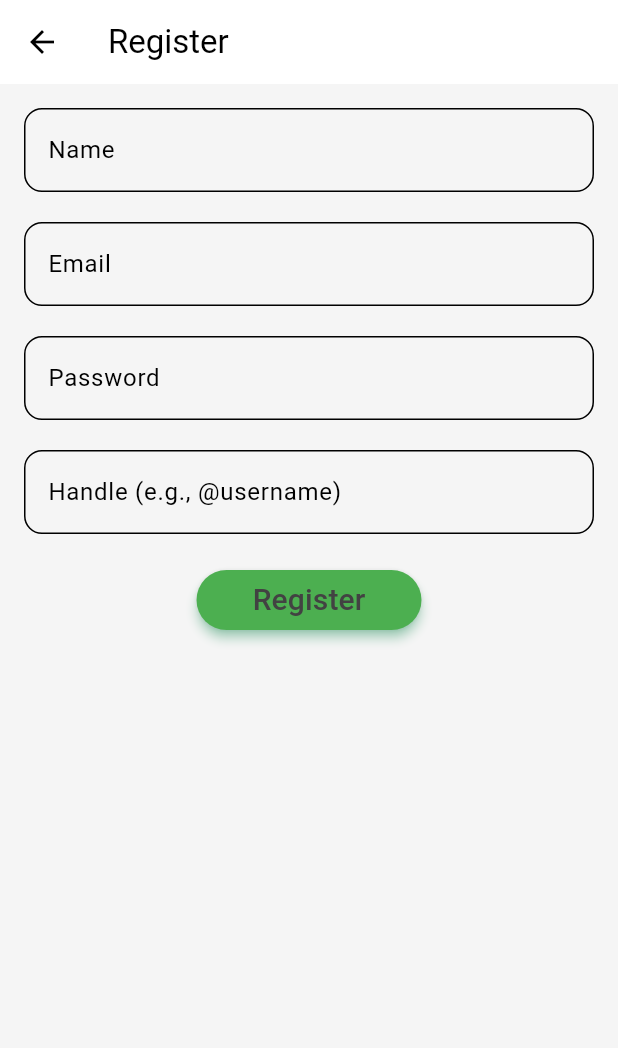
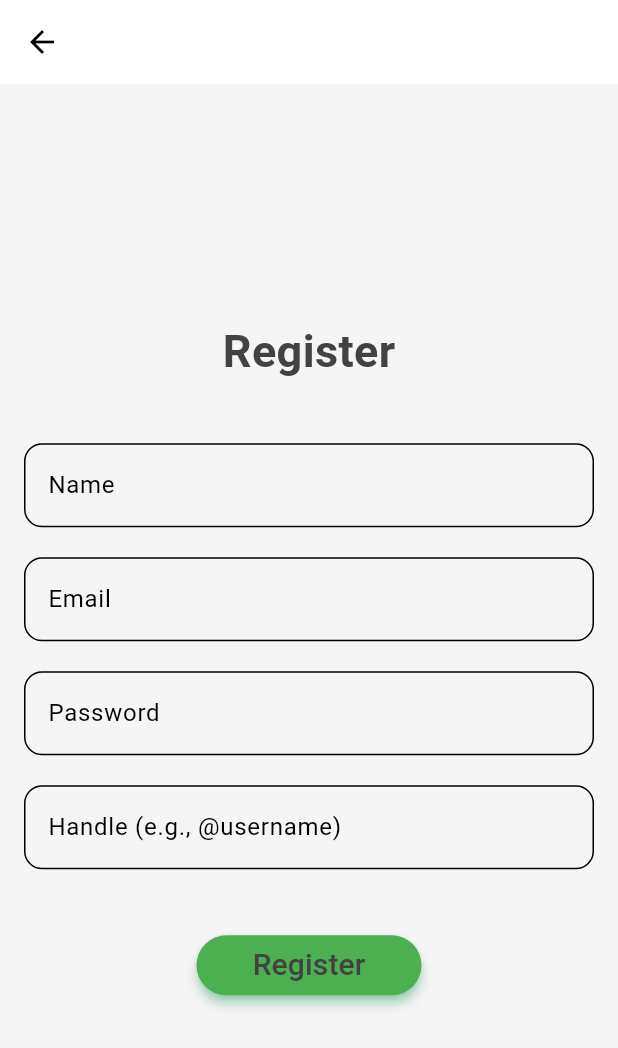
Before and after one commit to gablm/feup_esof_biocatcher, a Flutter app: the RegisterScreen screen opened by its route, on a phone screen of 412 x 824 dp. Shown: the top 1048 px of the screen. Run offline on Flutter 3.47's test engine with Material 3 defaults, Android fonts, the phone set to English and light mode, and no system bars; our stand-ins replace cloud_firestore, firebase_auth, firebase_core, google_maps_flutter, google_sign_in; accounts and stored records are empty.

Commit message:
Update register_page.dart

```diff
--- a/biocatcher/lib/page/register_page.dart
+++ b/biocatcher/lib/page/register_page.dart
@@ -53,14 +53,21 @@ class _RegisterScreenState extends State<RegisterScreen> {
   Widget build(BuildContext context) {
     return Scaffold(
       resizeToAvoidBottomInset: false,
+      appBar: AppBar(),
       backgroundColor: Theme.of(context).colorScheme.primary,
-      appBar: AppBar(
-        title: const Text('Register'),
-      ),
       body: Padding(
-        padding: const EdgeInsets.all(16.0),
+        padding: const EdgeInsets.symmetric(horizontal: 16.0),
         child: Column(
-          children: <Widget>[
+          mainAxisAlignment: MainAxisAlignment.center,
+          children: [
+            const Text(
+              'Register',
+              style: TextStyle(
+                fontSize: 30,
+                fontWeight: FontWeight.bold
+              ),
+            ),
+            const SizedBox(height: 40),
             DecoratedTextField(
               field: "Name",
               controller: nameController,
@@ -84,7 +91,7 @@ class _RegisterScreenState extends State<RegisterScreen> {
               controller: handleController,
               obscure: false,
             ),
-            const SizedBox(height: 20),
+            const SizedBox(height: 40),
             ElevatedButton(
                 style: ElevatedButton.styleFrom(
                   backgroundColor: Colors.green,
```
